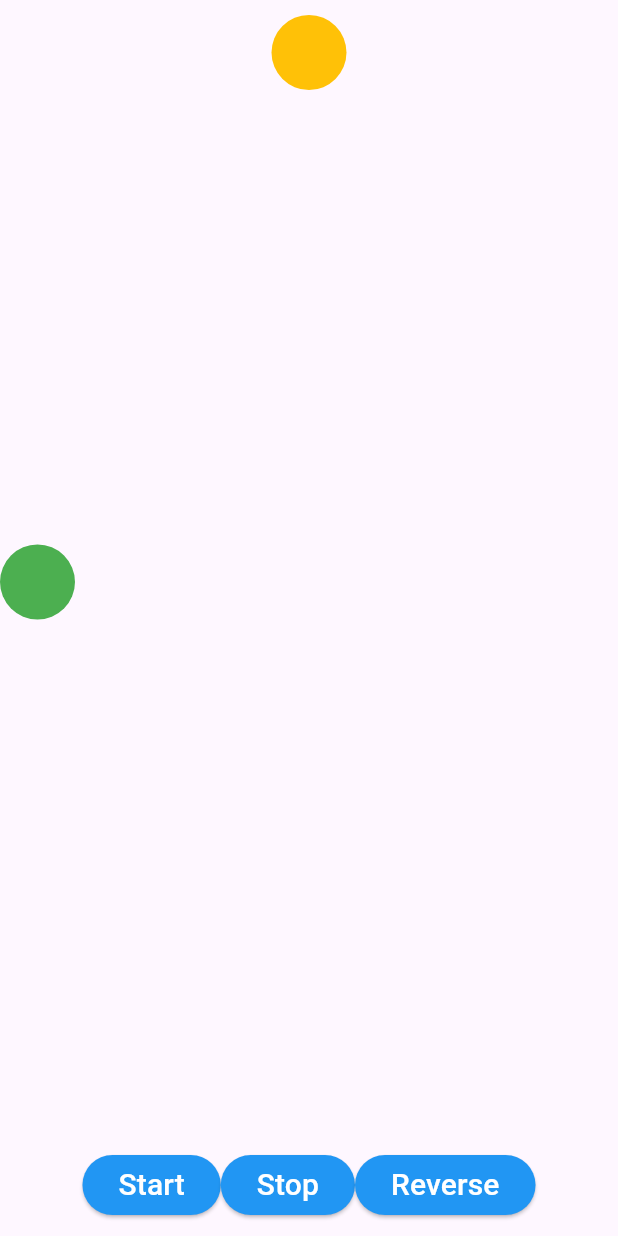
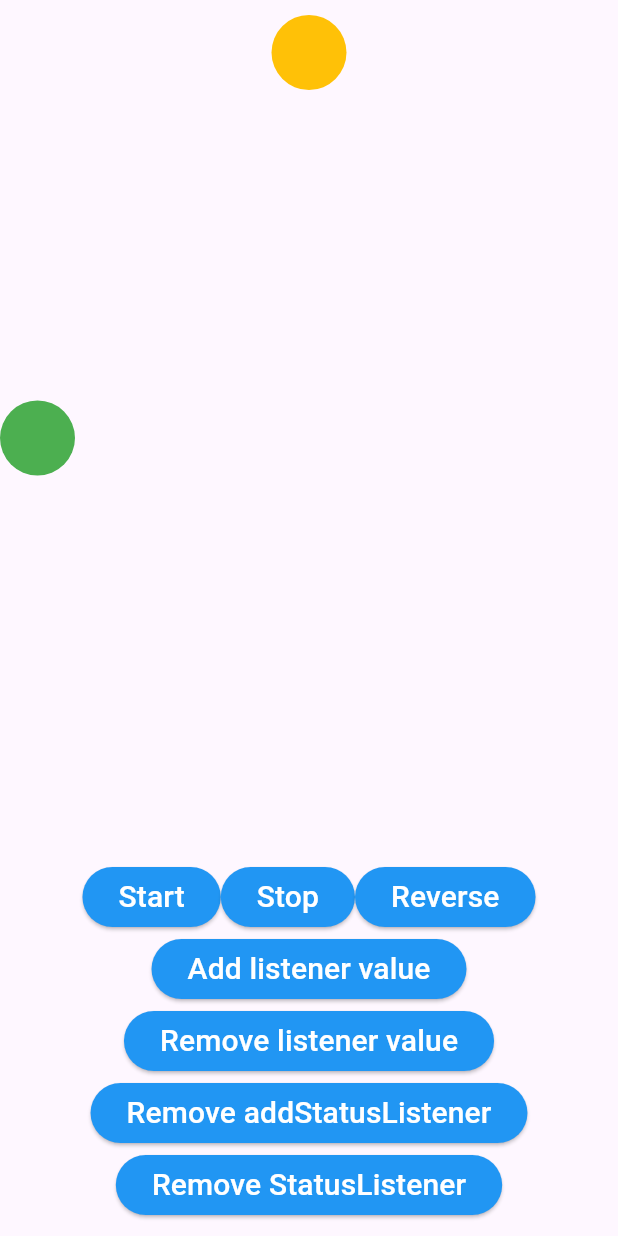
Before and after one commit to abdulrahmanahme/Animations, a Flutter app: the screen it shows after launch, after a tap on "FooTransitionWidget", on a phone screen of 412 x 824 dp. Run offline on Flutter 3.47's test engine with Material 3 defaults, Android fonts, the phone set to English and light mode, and no system bars.

Commit message:
- add cross fade animation - foo_transition

```diff
--- a/lib/animation_screen.dart
+++ b/lib/animation_screen.dart
@@ -1,3 +1,6 @@
+import 'package:animations/animations/animated_builder_screen.dart';
+import 'package:animations/animations/animated_cross_fade.dart';
+import 'package:animations/animations/animated_list_screen.dart';
 import 'package:animations/animations/tween_animated_builder.dart';
 import 'package:flutter/material.dart';
 
@@ -26,13 +29,46 @@ class AnimationScreen extends StatelessWidget {
                 );
               },
             ),
-              CustomAnimation(
+            CustomAnimation(
               title: 'FooTransitionWidget ',
               onTap: () {
                 Navigator.push(
                   context,
                   MaterialPageRoute(
                     builder: (context) => const FooTransitionWidgetScreen(),
+                  ),
+                );
+              },
+            ),
+            CustomAnimation(
+              title: 'AnimatedBuilderScreen ',
+              onTap: () {
+                Navigator.push(
+                  context,
+                  MaterialPageRoute(
+                    builder: (context) => const AnimatedBuilderScreen(),
+                  ),
+                );
+              },
+            ),
+            CustomAnimation(
+              title: 'AnimatedCrossFadeScreen ',
+              onTap: () {
+                Navigator.push(
+                  context,
+                  MaterialPageRoute(
+                    builder: (context) => const AnimatedCrossFadeScreen(),
+                  ),
+                );
+              },
+            ),
+            CustomAnimation(
+              title: 'AnimatedListScreen ',
+              onTap: () {
+                Navigator.push(
+                  context,
+                  MaterialPageRoute(
+                    builder: (context) => const AnimatedListScreen(),
                   ),
                 );
               },
--- a/lib/animations/foo_transition_widget.dart
+++ b/lib/animations/foo_transition_widget.dart
@@ -51,6 +51,14 @@ class FooTransitionWidgetScreenState extends State<FooTransitionWidgetScreen>
     //     //   animationControllerGreen.reverse();
     //     // }
     //   });
+  }
+
+  void valueListener() {
+    print(animationControllerGreen.value);
+  }
+
+  void statusListener(AnimationStatus animationStatus) {
+    print(animationStatus);
   }
 
   @override
@@ -141,6 +149,72 @@ class FooTransitionWidgetScreenState extends State<FooTransitionWidgetScreen>
                     ),
                   ),
                 ),
+                /////
+                ElevatedButton(
+                  onPressed: () {
+                    animationControllerYellow..addListener(valueListener);
+                  },
+                  style: ElevatedButton.styleFrom(
+                    backgroundColor: Colors.blue,
+                  ),
+                  child: const Text(
+                    'Add listener value',
+                    style: TextStyle(
+                      color: Colors.white,
+                      fontSize: 20,
+                    ),
+                  ),
+                ),
+                ElevatedButton(
+                  onPressed: () {
+                    animationControllerYellow..removeListener(valueListener);
+                  },
+                  style: ElevatedButton.styleFrom(
+                    backgroundColor: Colors.blue,
+                  ),
+                  child: const Text(
+                    'Remove listener value',
+                    style: TextStyle(
+                      color: Colors.white,
+                      fontSize: 20,
+                    ),
+                  ),
+                ),
+
+                ///
+
+                ElevatedButton(
+                  onPressed: () {
+                    animationControllerYellow
+                      ..addStatusListener(statusListener);
+                  },
+                  style: ElevatedButton.styleFrom(
+                    backgroundColor: Colors.blue,
+                  ),
+                  child: const Text(
+                    'Remove addStatusListener',
+                    style: TextStyle(
+                      color: Colors.white,
+                      fontSize: 20,
+                    ),
+                  ),
+                ),
+                ElevatedButton(
+                  onPressed: () {
+                    animationControllerYellow
+                      ..removeStatusListener(statusListener);
+                  },
+                  style: ElevatedButton.styleFrom(
+                    backgroundColor: Colors.blue,
+                  ),
+                  child: const Text(
+                    'Remove StatusListener',
+                    style: TextStyle(
+                      color: Colors.white,
+                      fontSize: 20,
+                    ),
+                  ),
+                ),
               ],
             ),
             const SizedBox(
```
Also changed, not shown: lib/animations/animated_builder_screen.dart (added, +53 -0 lines), lib/animations/animated_cross_fade.dart (added, +63 -0 lines), lib/animations/animated_list_screen.dart (added, +50 -0 lines).
